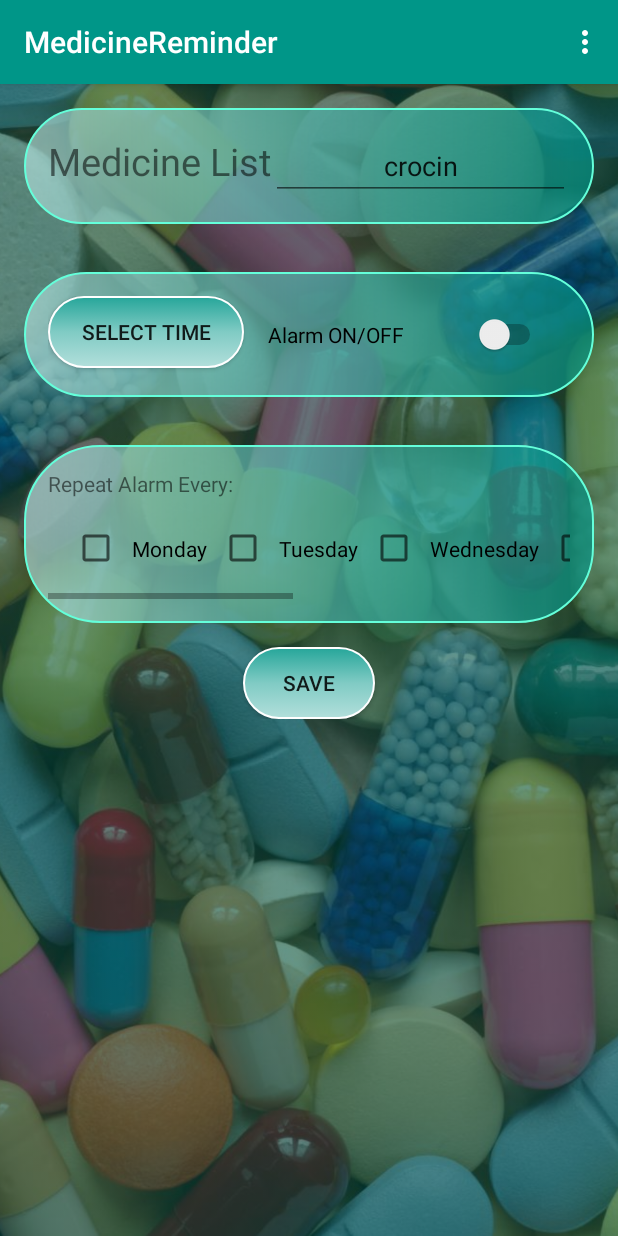
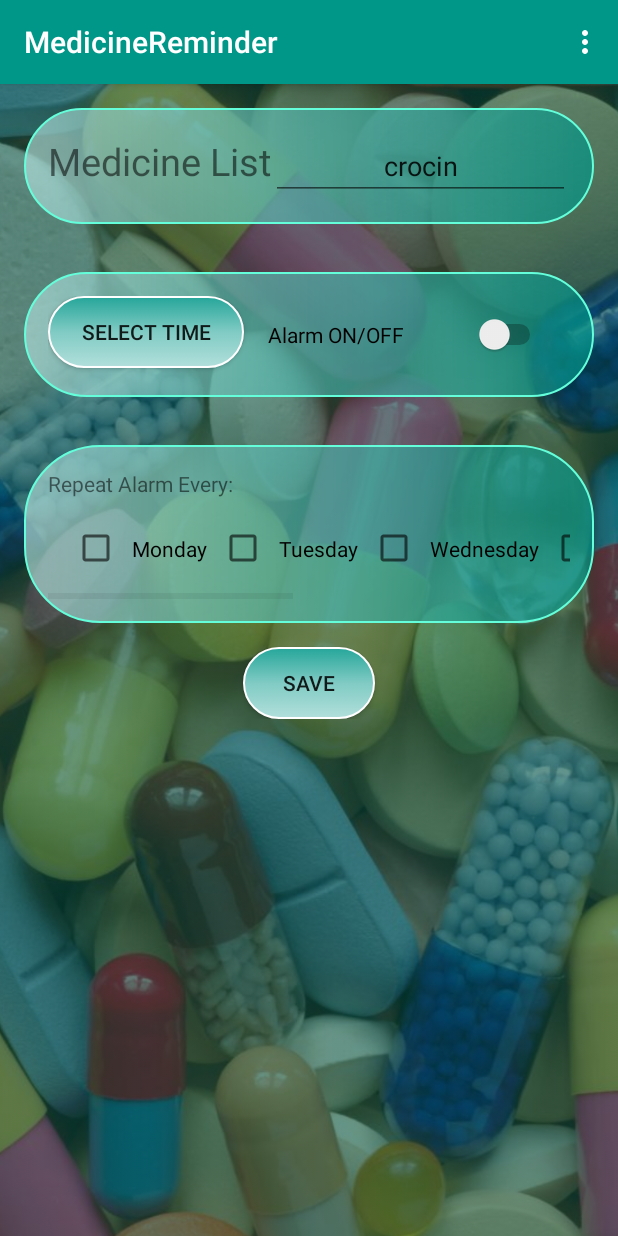
Before and after one commit to android-developer-ss/MedReminder, an Android app: the screen it shows after launch (MainActivity), after a tap on an icon or button, on a phone screen of 412 x 824 dp. Run offline under Robolectric (Android 15) with nearby library versions, the phone set to English and light mode, and no system bars.

```diff
--- a/app/src/main/java/com/svs/myprojects/medicinereminder/FragmentAddMedicineReminder.java
+++ b/app/src/main/java/com/svs/myprojects/medicinereminder/FragmentAddMedicineReminder.java
@@ -14,9 +14,12 @@ import android.util.Log;
 import android.view.LayoutInflater;
 import android.view.View;
 import android.view.ViewGroup;
+import android.view.animation.Animation;
+import android.view.animation.AnimationUtils;
 import android.widget.Button;
 import android.widget.CheckBox;
 import android.widget.EditText;
+import android.widget.ImageView;
 import android.widget.Switch;
 import android.widget.TimePicker;
 
@@ -40,11 +43,13 @@ public class FragmentAddMedicineReminder extends Fragment implements View.OnClic
     private View mRootView;
     private FloatingActionButton fab;
     private EditText mMedListText;
+    private ImageView mBackgroundImage;
     private CheckBox mMonAlarm, mTueAlarm, mWedAlarm, mThuAlarm, mFriAlarm, mSatAlarm, mSunAlarm;
     private int mHourOfDay, mMinute;
     private long mMillisec;
     private long mAlarmId;
     private int alarmItemNum = -1;
+    private Animation mAnimation;
     ArrayList<MedicineViewItems> sharedPrefMedAlarmArr;
 
 
@@ -79,10 +84,8 @@ public class FragmentAddMedicineReminder extends Fragment implements View.OnClic
         mFriAlarm = (CheckBox) rootView.findViewById(R.id.fri_alarm);
         mSatAlarm = (CheckBox) rootView.findViewById(R.id.sat_alarm);
         mSunAlarm = (CheckBox) rootView.findViewById(R.id.sun_alarm);
-
         mSelectTimeButton.setOnClickListener(this);
         mSaveMedButton.setOnClickListener(this);
-
         if (alarmItemNum != -1) {
             setValuesInLayout();
         }
@@ -91,9 +94,27 @@ public class FragmentAddMedicineReminder extends Fragment implements View.OnClic
         return rootView;
     }
 
+    @Override
+    public void onViewCreated(View view, @Nullable Bundle savedInstanceState) {
+        super.onViewCreated(view, savedInstanceState);
+        mBackgroundImage = (ImageView) mRootView.findViewById(R.id.add_med_reminder_background);
+    }
+
+    @Override
+    public void onResume() {
+        super.onResume();
+        startScaleAnimation(mBackgroundImage,true);
+    }
+
+    @Override
+    public void onPause() {
+        super.onPause();
+        startScaleAnimation(mBackgroundImage,false);
+    }
+
     /***********************************************************************************************
      * If we clicked to modify the view, then alarmItemNum will have valid position from the
-     * listview. Using this position update the values on ADD MEDICINE screen. Called from onCreate.
+     * list view. Using this position update the values on ADD MEDICINE screen. Called from onCreate.
      */
     public void setValuesInLayout() {
         MedicineViewItems medicineViewItems = sharedPrefMedAlarmArr.get(alarmItemNum);
@@ -155,7 +176,7 @@ public class FragmentAddMedicineReminder extends Fragment implements View.OnClic
         if (alarmItemNum != -1) {
             // Get the alarm reminder object to be deleted.
             MedicineViewItems medToBeDeleted = sharedPrefMedAlarmArr.get(alarmItemNum);
-            Utility.removeAlarmFromSystem(mContext,medToBeDeleted);
+            Utility.removeAlarmFromSystem(mContext, medToBeDeleted);
 
             // Remove the previous values of alarm from the shared preferences so that new values can
             // be stored. Works as an update = delete + insert.
@@ -163,7 +184,6 @@ public class FragmentAddMedicineReminder extends Fragment implements View.OnClic
             //Toast.makeText(mContext, "alarmItemNum" + alarmItemNum, Toast.LENGTH_LONG).show();
         }
     }
-
 
 
     /***********************************************************************************************
@@ -236,4 +256,14 @@ public class FragmentAddMedicineReminder extends Fragment implements View.OnClic
             mMillisec = calendar.getTimeInMillis();
         }
     }
+
+    private void startScaleAnimation(final ImageView imageView, boolean startAnimation) {
+        if (startAnimation) {
+            if (imageView == null) return;
+            mAnimation = AnimationUtils.loadAnimation(getContext(), R.anim.zoom_in);
+            imageView.startAnimation(mAnimation);
+        } else {
+            mAnimation.cancel();
+        }
+    }
 }
--- a/app/src/main/java/com/svs/myprojects/medicinereminder/FragmentMedicineReminder.java
+++ b/app/src/main/java/com/svs/myprojects/medicinereminder/FragmentMedicineReminder.java
@@ -32,6 +32,7 @@ public class FragmentMedicineReminder extends Fragment implements MedicineViewAd
     private Context mContext;
     private FloatingActionButton fab;
     private ImageView mBackgroundImage;
+    private Animation mAnimation;
     PatientRecordToAddMedInterface patientRecordToAddMedInterface;
 
 
@@ -52,13 +53,13 @@ public class FragmentMedicineReminder extends Fragment implements MedicineViewAd
     @Override
     public void onResume() {
         super.onResume();
-        startScaleAnimation(mBackgroundImage,true);
+        startScaleAnimation(mBackgroundImage, true);
     }
 
     @Override
     public void onPause() {
         super.onPause();
-        startScaleAnimation(mBackgroundImage,false);
+        startScaleAnimation(mBackgroundImage, false);
     }
 
     @Override
@@ -94,7 +95,7 @@ public class FragmentMedicineReminder extends Fragment implements MedicineViewAd
                 // callback for swipe to dismiss, removing item from data and adapter
 
                 // Remove the alarm from the system.
-                Utility.removeAlarmFromSystem(mContext,listData.get(viewHolder.getAdapterPosition()));
+                Utility.removeAlarmFromSystem(mContext, listData.get(viewHolder.getAdapterPosition()));
                 // Delete the alarm from list view.
                 listData.remove(viewHolder.getAdapterPosition());
                 adapter.notifyItemRemoved(viewHolder.getAdapterPosition());
@@ -138,13 +139,13 @@ public class FragmentMedicineReminder extends Fragment implements MedicineViewAd
     }
 
 
-    public void startScaleAnimation(final ImageView imageView, boolean startAnimation) {
+    private void startScaleAnimation(final ImageView imageView, boolean startAnimation) {
         if (startAnimation) {
             if (imageView == null) return;
-            Animation anim = AnimationUtils.loadAnimation(getContext(), R.anim.zoom_in);
-            imageView.startAnimation(anim);
-        }else{
-//            imageView.stop
+            mAnimation = AnimationUtils.loadAnimation(getContext(), R.anim.zoom_in);
+            imageView.startAnimation(mAnimation);
+        } else {
+            mAnimation.cancel();
         }
     }
 }
--- a/app/src/main/res/layout/fragment_add_med_reminder.xml
+++ b/app/src/main/res/layout/fragment_add_med_reminder.xml
@@ -5,6 +5,7 @@
     android:background="@color/teal900">
 
     <ImageView
+        android:id="@+id/add_med_reminder_background"
         android:layout_width="match_parent"
         android:layout_height="match_parent"
         android:alpha="0.4"
--- a/app/src/main/res/layout/fragment_medicine_reminder.xml
+++ b/app/src/main/res/layout/fragment_medicine_reminder.xml
@@ -4,13 +4,15 @@
     android:layout_height="match_parent"
     android:background="@color/teal900"
     android:orientation="vertical">
+    <!-- android:background="@drawable/im_bg_herb1"-->
 
     <ImageView
         android:id="@+id/med_rem_background"
         android:layout_width="match_parent"
         android:layout_height="match_parent"
         android:alpha="0.6"
-        android:background="@drawable/im_bg_herb1" />
+        android:background="@drawable/im_bg_herb1"
+        android:scaleType="centerCrop"/>
 
     <android.support.v7.widget.RecyclerView
         android:id="@+id/recyclerView"
```
Also changed, not shown: app/src/main/java/com/svs/myprojects/medicinereminder/Utility.java (+15 -5 lines).
